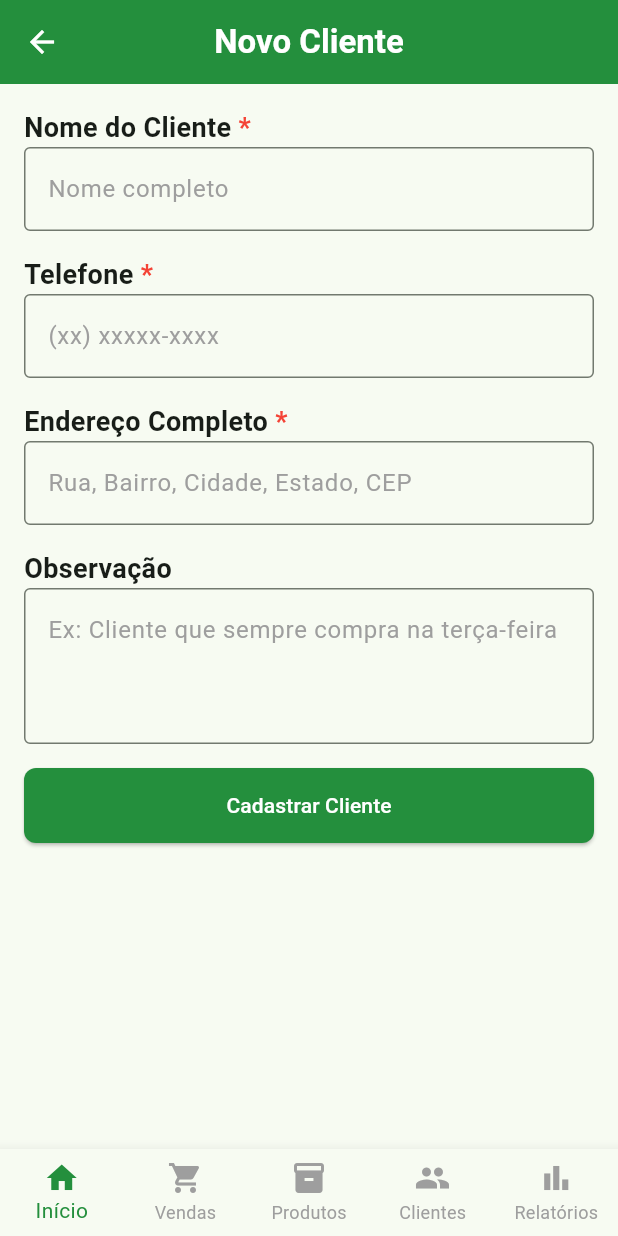
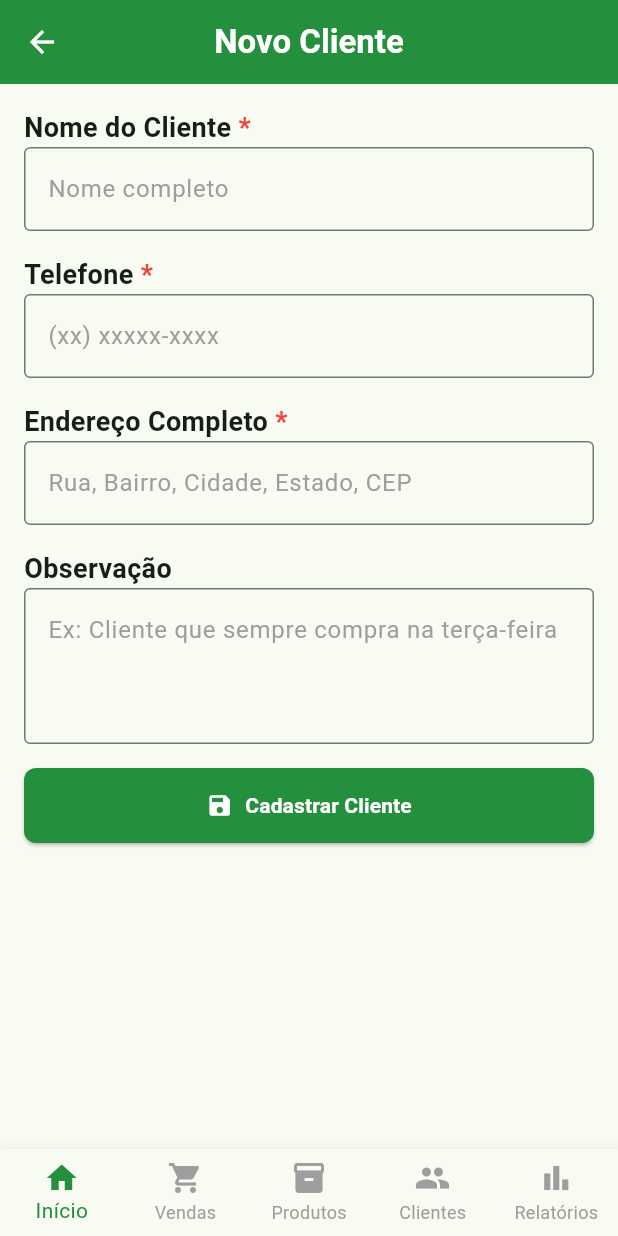
Before and after one commit to JhefersonReis/app-vendas, a Flutter app: the CustomersFormPage screen opened by its route, on a phone screen of 412 x 824 dp. Run offline on Flutter 3.47's test engine with Material 3 defaults, Android fonts, the phone set to English and light mode, and no system bars; our stand-ins replace drift, flutter_riverpod, go_router; accounts and stored records are empty; generated files the repository leaves out were written again.

Commit message:
fix: some more ui fixes

```diff
--- a/lib/src/features/customers/view/customers_form_page.dart
+++ b/lib/src/features/customers/view/customers_form_page.dart
@@ -180,9 +180,16 @@ class _CustomersFormPageState extends ConsumerState<CustomersFormPage> {
                 shape: RoundedRectangleBorder(borderRadius: BorderRadius.circular(8)),
               ),
               onPressed: _saveCustomer,
-              child: Text(
-                widget.id != null ? 'Salvar Alterações' : 'Cadastrar Cliente',
-                style: const TextStyle(color: Colors.white),
+              child: Row(
+                mainAxisAlignment: MainAxisAlignment.center,
+                children: [
+                  const Icon(Icons.save, color: Colors.white),
+                  const SizedBox(width: 8),
+                  Text(
+                    '${widget.id == null ? 'Cadastrar' : 'Atualizar'} Cliente',
+                    style: const TextStyle(color: Colors.white, fontWeight: FontWeight.bold),
+                  ),
+                ],
               ),
             ),
           ],
```
Also changed, not shown: lib/src/features/reports/data/reports_repository_impl.dart (+14 -11 lines), lib/src/features/sales/widgets/sale_item_widget.dart (+2 -12 lines).
